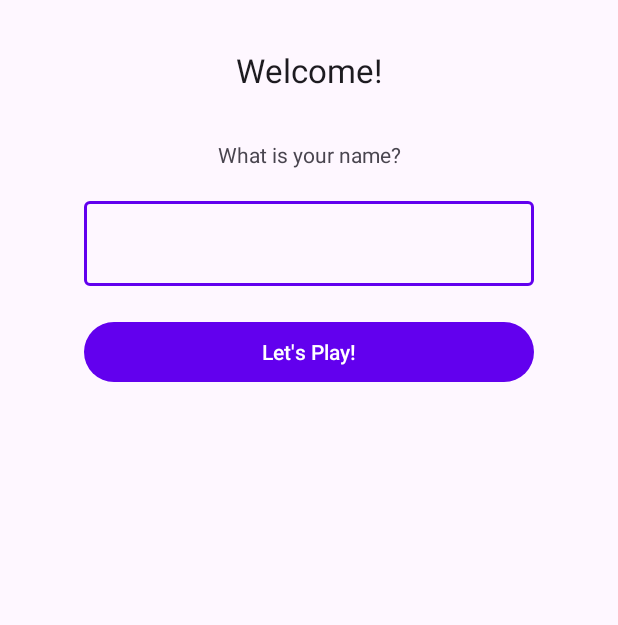
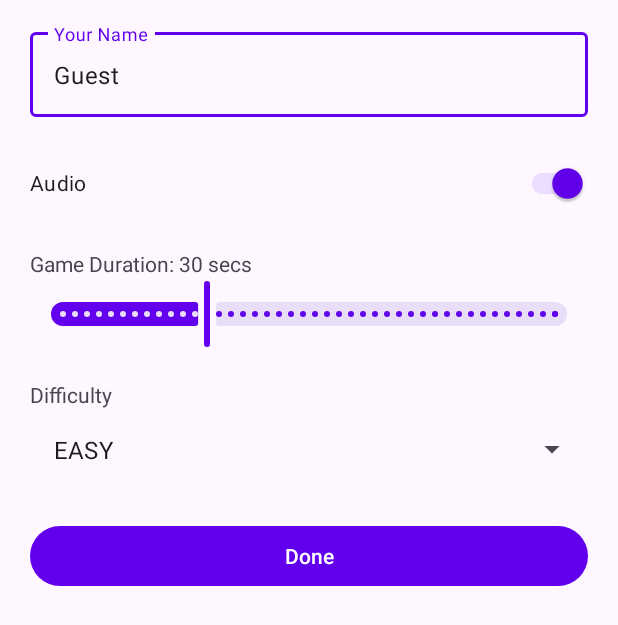
Before and after one commit to muhammadasbirjcu/cp5307-edugames, an Android app: the SettingsActivity screen opened directly, with no data from a screen before it, on a phone screen of 412 x 824 dp. Shown: the top 625 px of the screen. Run offline under Robolectric (Android 15) with nearby library versions, the phone set to English and light mode, and no system bars.

Commit message:
Settings implementation

```diff
--- a/app/src/main/java/com/asbir/cp5307/edugames/activities/GameActivity.java
+++ b/app/src/main/java/com/asbir/cp5307/edugames/activities/GameActivity.java
@@ -75,6 +75,7 @@ public class GameActivity extends AppCompatActivity implements StateListener {
                 game.setPlayer("");
                 questionFragment.setQuestion(game.next());
                 questionFragment.show();
+                statusFragment.setScoreMessage(game.getFormattedScore(getString(R.string.score_status)));
                 statusFragment.setMessage(game.getFormattedGameProgression(getString(R.string.game_progression)));
                 timer.start();
                 break;
--- a/app/src/main/java/com/asbir/cp5307/edugames/activities/SettingsActivity.java
+++ b/app/src/main/java/com/asbir/cp5307/edugames/activities/SettingsActivity.java
@@ -1,63 +1,112 @@
 package com.asbir.cp5307.edugames.activities;
 
+import androidx.annotation.NonNull;
 import androidx.appcompat.app.AppCompatActivity;
 
+import android.annotation.SuppressLint;
 import android.content.Intent;
 import android.os.Bundle;
-import android.view.KeyEvent;
 import android.view.View;
+import android.widget.ArrayAdapter;
 import android.widget.Button;
-import android.widget.Toast;
+import android.widget.Spinner;
+import android.widget.TextView;
 
 import com.asbir.cp5307.edugames.R;
+import com.asbir.cp5307.edugames.game.Difficulty;
+import com.asbir.cp5307.edugames.game.GameSettings;
+import com.google.android.material.slider.Slider;
+import com.google.android.material.switchmaterial.SwitchMaterial;
 import com.google.android.material.textfield.TextInputEditText;
 
 public class SettingsActivity extends AppCompatActivity {
     private TextInputEditText nameInput;
-    private Button saveButton;
+    private SwitchMaterial audioSwitch;
+    private TextView gameDurationText;
+    private Slider durationSlider;
+    private Spinner difficultySpinner;
+    private Button doneButton;
+
+    private GameSettings settings;
+    private String durationFormat;
+
+
 
     @Override
     protected void onCreate(Bundle savedInstanceState) {
         super.onCreate(savedInstanceState);
         setContentView(R.layout.activity_settings);
 
-        saveButton = findViewById(R.id.playButton);
         nameInput = findViewById(R.id.name_input);
+        audioSwitch = findViewById(R.id.audio_switch);
+        gameDurationText = findViewById(R.id.gameDurationText);
+        durationSlider = findViewById(R.id.duration_slider);
+        doneButton = findViewById(R.id.done_button);
+        difficultySpinner = findViewById(R.id.difficulty_spinner);
+        durationFormat = getResources().getString(R.string.game_duration);
 
-        saveButton.setOnClickListener(new View.OnClickListener() {
+        settings = new GameSettings();
+        settings.load(getSharedPreferences(GameSettings.PREFERENCE_KEY, MODE_PRIVATE));
+        settingsToUI();
+
+        // done button listener
+        doneButton.setOnClickListener(new View.OnClickListener() {
             @Override
             public void onClick(View view) {
-                submitName();
+                startLandingActivity();
             }
         });
 
-        nameInput.setOnKeyListener(new View.OnKeyListener() {
-            public boolean onKey(View v, int keyCode, KeyEvent event) {
-                // If the event is a key-down event on the "enter" button
-                if ((event.getAction() == KeyEvent.ACTION_DOWN) &&
-                        (keyCode == KeyEvent.KEYCODE_ENTER)) {
-                    submitName();
-                    return true;
-                }
-                return false;
+        // reflect changes in slider and show it in the textview/label
+        durationSlider.addOnChangeListener(new Slider.OnChangeListener() {
+            @SuppressLint("RestrictedApi")
+            @Override
+            public void onValueChange(@NonNull Slider slider, float value, boolean fromUser) {
+                gameDurationText.setText(String.format(durationFormat, value));
             }
         });
+
+        // set the spinner values
+        ArrayAdapter<Difficulty> difficultiesAdapter = new ArrayAdapter<Difficulty>(this, R.layout.spinner_list_item, Difficulty.values());
+        difficultiesAdapter.setDropDownViewResource(R.layout.spinner_item);
+        difficultySpinner.setAdapter(difficultiesAdapter);
     }
 
-    private boolean submitName(){
-        String name = nameInput.getText().toString().trim();
-        if(name.length() <= 1){
-            Toast.makeText(this, getResources().getString(R.string.name_too_short), Toast.LENGTH_SHORT);
-            return false;
-        }else{
-            this.startGameActivity(name);
-            return true;
-        }
+
+    @Override
+    protected void onPause() {
+        uiToSettings();
+        settings.save(getSharedPreferences(GameSettings.PREFERENCE_KEY, MODE_PRIVATE).edit());
+        super.onPause();
     }
 
-    private void startGameActivity(String name){
-        Intent gameIntent = new Intent(this, GameActivity.class);
-        gameIntent.putExtra("name", name);
+
+    @Override
+    protected void onResume() {
+        settings.load(getSharedPreferences(GameSettings.PREFERENCE_KEY, MODE_PRIVATE));
+        settingsToUI();
+        super.onResume();
+    }
+
+    private void settingsToUI(){
+        // set initial values
+        nameInput.setText(settings.getPlayerName());
+        audioSwitch.setChecked(settings.isAudioEnabled());
+        durationSlider.setValue(settings.getDuration());
+        gameDurationText.setText(String.format(durationFormat, durationSlider.getValue()));
+        difficultySpinner.setSelection(settings.getDifficulty().ordinal());
+    }
+
+    private void uiToSettings(){
+        // set initial values
+        settings.setPlayerName(nameInput.getText().toString().trim());
+        settings.setAudioEnabled(audioSwitch.isChecked());
+        settings.setDuration(Math.round(durationSlider.getValue()));
+        settings.setDifficulty(Difficulty.values()[difficultySpinner.getSelectedItemPosition()]);
+    }
+
+    private void startLandingActivity(){
+        Intent gameIntent = new Intent(this, LandingActivity.class);
         startActivity(gameIntent);
         finish();
     }
--- /dev/null
+++ b/app/src/main/java/com/asbir/cp5307/edugames/game/GameSettings.java
@@ -0,0 +1,83 @@
+package com.asbir.cp5307.edugames.game;
+
+import android.content.SharedPreferences;
+import android.os.Bundle;
+
+public class GameSettings {
+    private boolean audioEnabled;
+    private String playerName;
+    private int maxQuestions;
+    private int duration;
+    private Difficulty difficulty;
+
+    public static final String PREFERENCE_KEY = "edugames";
+
+
+    protected SharedPreferences sharedPref;
+    protected SharedPreferences.Editor editor;
+
+    public GameSettings(){
+        audioEnabled = true;
+        playerName = "Guest";
+        maxQuestions = 10;
+        duration = 30;
+        difficulty = Difficulty.EASY;
+    }
+
+    public void save(SharedPreferences.Editor preferenceEditor){
+        preferenceEditor.putBoolean("audioEnabled", audioEnabled);
+        preferenceEditor.putString("playerName", playerName);
+        preferenceEditor.putInt("maxQuestions", maxQuestions);
+        preferenceEditor.putInt("duration", duration);
+        preferenceEditor.putInt("difficulty", difficulty.ordinal());
+        preferenceEditor.commit();
+    }
+
+    public void load(SharedPreferences preference){
+        audioEnabled = preference.getBoolean("audioEnabled", true);
+        playerName = preference.getString("playerName", "Guest");
+        maxQuestions = preference.getInt("maxQuestions", 10);
+        duration = preference.getInt("duration", 30);
+        difficulty = Difficulty.values()[preference.getInt("difficulty", 0)];
+    }
+
+    public boolean isAudioEnabled() {
+        return audioEnabled;
+    }
+
+    public void setAudioEnabled(boolean audioEnabled) {
+        this.audioEnabled = audioEnabled;
+    }
+
+    public String getPlayerName() {
+        return playerName;
+    }
+
+    public void setPlayerName(String playerName) {
+        this.playerName = playerName;
+    }
+
+    public int getMaxQuestions() {
+        return maxQuestions;
+    }
+
+    public void setMaxQuestions(int maxQuestions) {
+        this.maxQuestions = maxQuestions;
+    }
+
+    public Difficulty getDifficulty() {
+        return difficulty;
+    }
+
+    public void setDifficulty(Difficulty difficulty) {
+        this.difficulty = difficulty;
+    }
+
+    public int getDuration() {
+        return duration;
+    }
+
+    public void setDuration(int duration) {
+        this.duration = duration;
+    }
+}
--- a/app/src/main/res/layout/activity_settings.xml
+++ b/app/src/main/res/layout/activity_settings.xml
@@ -1,56 +1,70 @@
 <?xml version="1.0" encoding="utf-8"?>
-<androidx.constraintlayout.widget.ConstraintLayout xmlns:android="http://schemas.android.com/apk/res/android"
+<LinearLayout xmlns:android="http://schemas.android.com/apk/res/android"
     xmlns:app="http://schemas.android.com/apk/res-auto"
     xmlns:tools="http://schemas.android.com/tools"
     android:layout_width="match_parent"
     android:layout_height="match_parent"
+    android:orientation="vertical"
+    android:paddingHorizontal="20dp"
     tools:context=".activities.SettingsActivity">
-    <TextView
-        android:id="@+id/welcome"
-        android:layout_width="wrap_content"
-        android:layout_height="wrap_content"
-        android:layout_marginTop="32dp"
-        android:text="@string/welcome"
-        android:textAppearance="@style/TextAppearance.AppCompat.Large"
-        app:layout_constraintEnd_toEndOf="parent"
-        app:layout_constraintStart_toStartOf="parent"
-        app:layout_constraintTop_toTopOf="parent" />
 
-    <TextView
-        android:id="@+id/name_label"
-        android:layout_width="wrap_content"
-        android:layout_height="wrap_content"
-        android:layout_marginTop="32dp"
-        android:text="@string/name_label"
-        app:layout_constraintEnd_toEndOf="parent"
-        app:layout_constraintStart_toStartOf="parent"
-        app:layout_constraintTop_toBottomOf="@+id/welcome" />
+
 
     <com.google.android.material.textfield.TextInputLayout
-        android:id="@+id/name_inputlayout"
-        android:layout_width="300dp"
+        android:id="@+id/name_input_layout"
+        android:layout_width="match_parent"
         android:layout_height="wrap_content"
         android:layout_marginTop="16dp"
-        app:layout_constraintEnd_toEndOf="parent"
-        app:layout_constraintStart_toStartOf="parent"
-        app:layout_constraintTop_toBottomOf="@id/name_label">
+        android:hint="@string/name_label">
 
         <com.google.android.material.textfield.TextInputEditText
             android:id="@+id/name_input"
             android:layout_width="match_parent"
             android:layout_height="wrap_content"
-            inputType="text"
-            app:hintEnabled="false" />
+            inputType="text" />
     </com.google.android.material.textfield.TextInputLayout>
 
+    <com.google.android.material.switchmaterial.SwitchMaterial
+        android:id="@+id/audio_switch"
+        android:layout_marginTop="20dp"
+        android:layout_width="match_parent"
+        android:layout_height="wrap_content"
+        android:text="@string/audio_enabled"/>
+
+    <TextView
+        android:id="@+id/gameDurationText"
+        android:layout_marginTop="20dp"
+        android:layout_width="match_parent"
+        android:layout_height="wrap_content"
+        android:text="@string/game_duration"/>
+
+    <com.google.android.material.slider.Slider
+        android:id="@+id/duration_slider"
+        android:layout_width="match_parent"
+        android:layout_height="wrap_content"
+        android:valueFrom="1.0"
+        android:valueTo="100.0"
+        android:stepSize="1"/>
+
+
+    <TextView
+        android:layout_marginTop="20dp"
+        android:layout_width="match_parent"
+        android:layout_height="wrap_content"
+        android:text="@string/difficulty"/>
+
+    <Spinner
+        android:layout_width="match_parent"
+        android:layout_height="wrap_content"
+        android:id="@+id/difficulty_spinner">
+
+    </Spinner>
+
     <Button
-        android:id="@+id/playButton"
-        android:layout_width="0dp"
+        android:id="@+id/done_button"
+        android:layout_width="match_parent"
         android:layout_height="wrap_content"
         android:layout_marginTop="20dp"
-        android:text="@string/lets_play"
-        app:layout_constraintEnd_toEndOf="@id/name_inputlayout"
-        app:layout_constraintStart_toStartOf="@id/name_inputlayout"
-        app:layout_constraintTop_toBottomOf="@id/name_inputlayout" />
+        android:text="@string/done" />
 
-</androidx.constraintlayout.widget.ConstraintLayout>
+</LinearLayout>
--- /dev/null
+++ b/app/src/main/res/layout/spinner_item.xml
@@ -0,0 +1,10 @@
+<?xml version="1.0" encoding="utf-8"?>
+<TextView
+    xmlns:android="http://schemas.android.com/apk/res/android"
+    android:layout_width="match_parent"
+    android:layout_height="wrap_content"
+    android:padding="16dp"
+    android:ellipsize="end"
+    android:maxLines="1"
+    android:textAppearance="?attr/textAppearanceSubtitle1"
+    />
--- /dev/null
+++ b/app/src/main/res/layout/spinner_list_item.xml
@@ -0,0 +1,10 @@
+<?xml version="1.0" encoding="utf-8"?>
+<TextView
+    xmlns:android="http://schemas.android.com/apk/res/android"
+    android:layout_width="match_parent"
+    android:layout_height="wrap_content"
+    android:padding="16dp"
+    android:ellipsize="end"
+    android:maxLines="1"
+    android:textAppearance="?attr/textAppearanceSubtitle1"
+    />
--- a/app/src/main/res/values/strings.xml
+++ b/app/src/main/res/values/strings.xml
@@ -3,16 +3,22 @@
     <!-- TODO: Remove or change this placeholder text -->
     <string name="hello_blank_fragment">Hello blank fragment</string>
     <string name="welcome">Welcome!</string>
-    <string name="name_label">What is your name?</string>
-    <string name="name_hint">John Doe</string>
     <string name="start_game">Start Game</string>
     <string name="lets_play">Let\'s Play!</string>
     <string name="top_scores">Top Scores</string>
-    <string name="name_too_short">Your name is too short!</string>
-    <string name="save">Save</string>
     <string name="settings">Settings</string>
+
     <string name="game_completed">All Questions Completed</string>
     <string name="time_is_up">Time is Up!</string>
     <string name="game_progression">Question %d out of %d</string>
     <string name="score_status">Score: %d/%d</string>
+
+
+    <string name="name_label">Your Name</string>
+    <string name="name_too_short">Your name is too short!</string>
+    <string name="name_hint">John Doe</string>
+    <string name="audio_enabled">Audio</string>
+    <string name="game_duration">Game Duration: %.0f secs</string>
+    <string name="difficulty">Difficulty</string>
+    <string name="done">Done</string>
 </resources>
```
